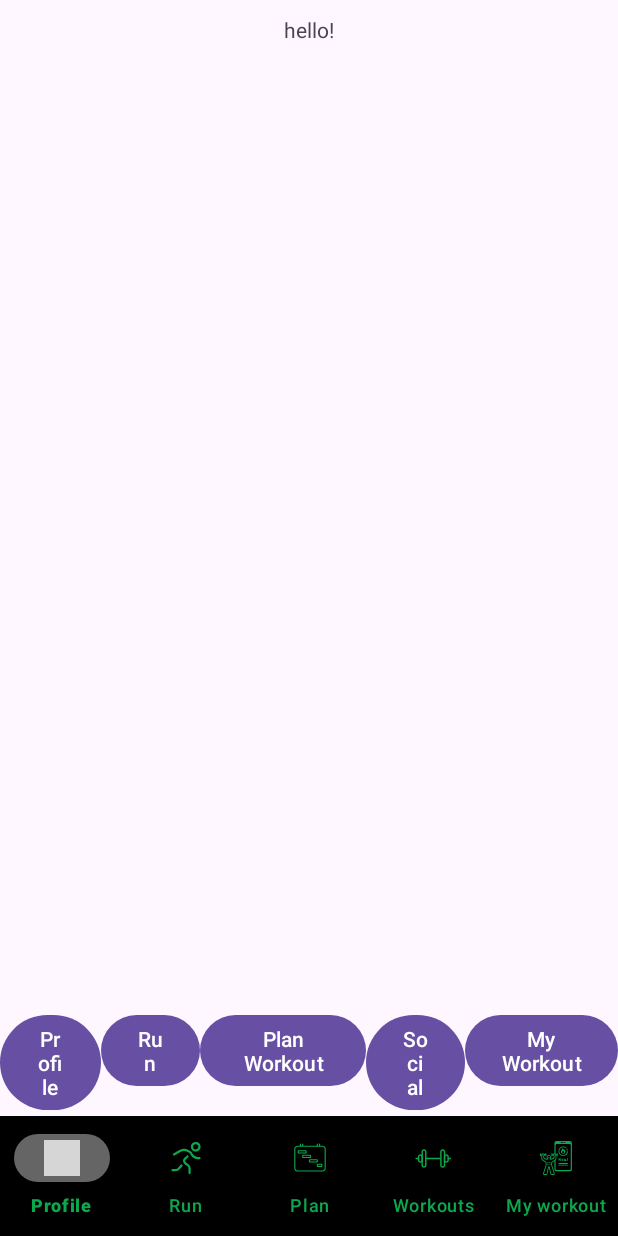
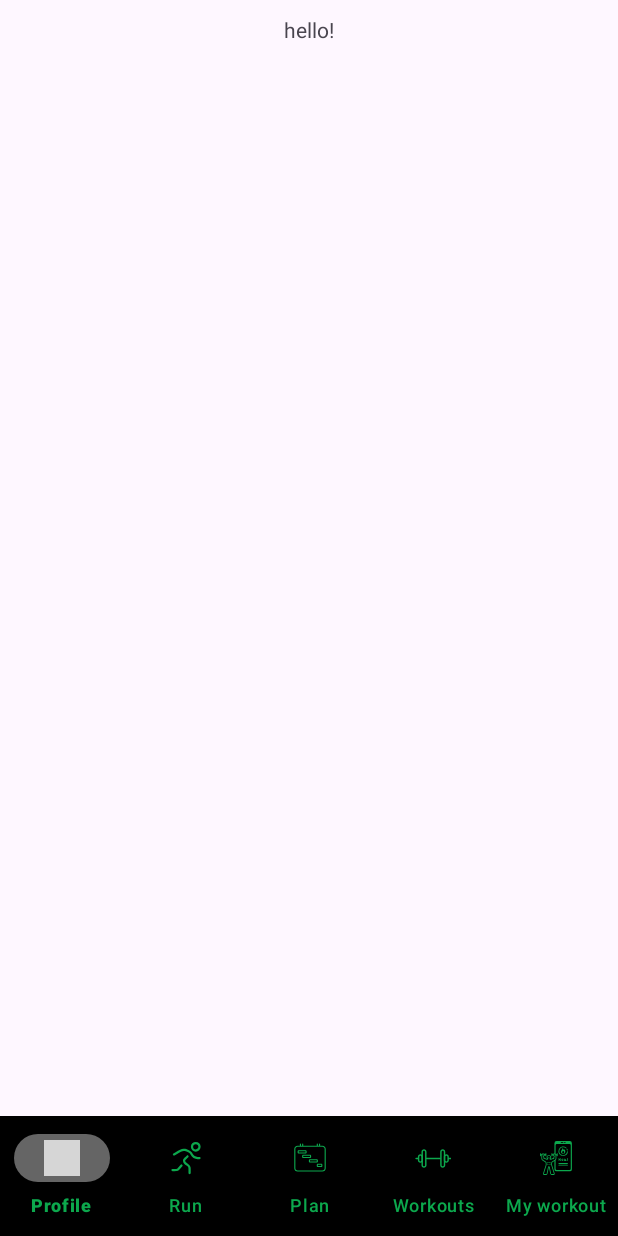
Before and after one commit to royidudkman/FitPlan, an Android app: the MyWorkoutFragment screen opened through its navigation route, on a phone screen of 412 x 824 dp. Run offline under Robolectric (Android 15) with nearby library versions, the phone set to English and light mode, and no system bars; our stand-ins replace Firebase (no records; nobody signed in at launch, a user with empty details on screens opened directly), Room's generated code; 1 statement that could not run was skipped; grey boxes are pictures that could not be loaded.

Commit message:
bottom navigation ui complete 1

```diff
--- a/app/src/main/java/com/example/fitplan/MainActivity.kt
+++ b/app/src/main/java/com/example/fitplan/MainActivity.kt
@@ -4,6 +4,7 @@ import androidx.appcompat.app.AppCompatActivity
 import android.os.Bundle
 
 class MainActivity : AppCompatActivity() {
+
     override fun onCreate(savedInstanceState: Bundle?) {
         super.onCreate(savedInstanceState)
         setContentView(R.layout.activity_main)
--- a/app/src/main/java/com/example/fitplan/MyWorkoutFragment.kt
+++ b/app/src/main/java/com/example/fitplan/MyWorkoutFragment.kt
@@ -32,6 +32,9 @@ class MyWorkoutFragment : Fragment() {
         savedInstanceState: Bundle?
     ): View? {
         _binding = FragmentMyWorkoutBinding.inflate(inflater, container, false)
+        val bottomNavigationMenuView = requireActivity().findViewById<BottomNavigationView>(R.id.bottom_navigation)
+        bottomNavigationMenuView.visibility = View.VISIBLE
+
         binding.planWorkoutBtn.setOnClickListener {
             val navController = NavHostFragment.findNavController(this)
             navController.navigate(R.id.action_myWorkoutFragment_to_planWorkoutFragment2)
--- a/app/src/main/java/com/example/fitplan/UI/login_register/LoginFragment.kt
+++ b/app/src/main/java/com/example/fitplan/UI/login_register/LoginFragment.kt
@@ -1,16 +1,22 @@
 package com.example.fitplan.UI.login_register
 
+import android.opengl.Visibility
 import android.os.Bundle
 import android.text.TextUtils
 import android.view.LayoutInflater
 import android.view.View
+import android.view.View.GONE
 import android.view.ViewGroup
 import android.widget.EditText
 import android.widget.Toast
+import androidx.appcompat.app.AppCompatActivity
 import androidx.fragment.app.Fragment
 import androidx.navigation.fragment.NavHostFragment
 import com.example.fitplan.R
+import com.example.fitplan.databinding.ActivityMainBinding
 import com.example.fitplan.databinding.FragmentLoginBinding
+import com.google.android.material.bottomnavigation.BottomNavigationMenuView
+import com.google.android.material.bottomnavigation.BottomNavigationView
 import com.google.android.material.bottomnavigation.BottomNavigationView
 import com.google.firebase.auth.FirebaseAuth
 
@@ -48,6 +54,8 @@ class LoginFragment : Fragment() {
 
     override fun onViewCreated(view: View, savedInstanceState: Bundle?) {
         super.onViewCreated(view, savedInstanceState)
+        val bottomNavigationMenuView = requireActivity().findViewById<BottomNavigationView>(R.id.bottom_navigation)
+        bottomNavigationMenuView.visibility = GONE
         requireActivity().findViewById<BottomNavigationView>(R.id.bottom_navigation).visibility = View.GONE
     }
 
--- a/app/src/main/res/layout/fragment_my_workout.xml
+++ b/app/src/main/res/layout/fragment_my_workout.xml
@@ -22,43 +22,6 @@
         android:id="@+id/recycler"
         android:layout_weight="1"/>
 
-    <LinearLayout
-        android:layout_width="wrap_content"
-        android:layout_height="wrap_content"
-        android:orientation="horizontal">
-
-    <Button
-        android:id="@+id/profile_btn"
-        android:layout_width="wrap_content"
-        android:layout_height="wrap_content"
-        android:layout_weight="0.25"
-        android:text="Profile"/>
-    <Button
-        android:id="@+id/run_btn"
-        android:layout_width="wrap_content"
-        android:layout_height="wrap_content"
-        android:layout_weight="0.25"
-        android:text="Run"/>
-    <Button
-        android:id="@+id/planWorkout_btn"
-        android:layout_width="wrap_content"
-        android:layout_height="wrap_content"
-        android:layout_weight="0.25"
-        android:text="Plan Workout"/>
-    <Button
-        android:id="@+id/social_btn"
-        android:layout_width="wrap_content"
-        android:layout_height="wrap_content"
-        android:layout_weight="0.25"
-        android:text="Social"/>
-    <Button
-        android:id="@+id/myworkout_btn"
-        android:layout_width="wrap_content"
-        android:layout_height="wrap_content"
-        android:layout_weight="0.25"
-        android:text="My Workout"/>
 
 
-    </LinearLayout>
-
 </LinearLayout>
```
